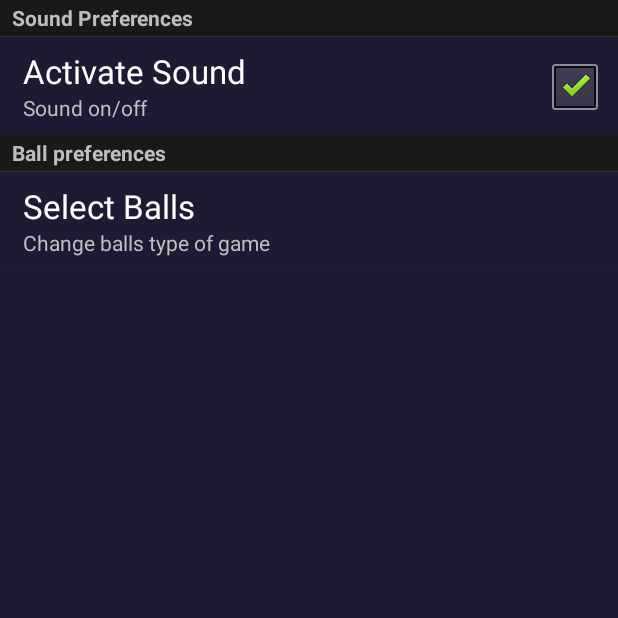
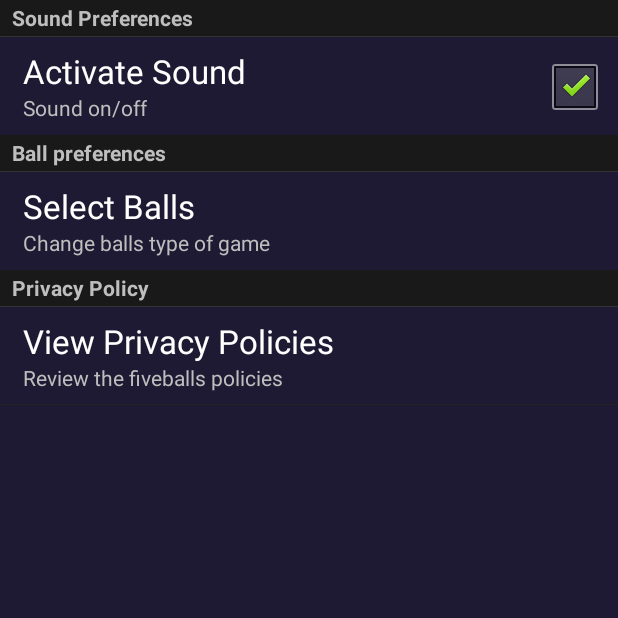
Before and after one commit to plukapps/fiveballs, an Android app: the OptionsActivity screen opened directly, with no data from a screen before it, on a phone screen of 412 x 824 dp, the top half of it. Run offline under Robolectric (Android 15) with nearby library versions, the phone set to English and light mode, and no system bars.

Commit message:
privacy policy

```diff
--- a/app/src/main/java/com/pluk/fiveballs/utils/Navigation.java
+++ b/app/src/main/java/com/pluk/fiveballs/utils/Navigation.java
@@ -20,4 +20,9 @@ public class Navigation {
         }
     }
 
+    public static void goToPrivacyPolices(Activity activity) {
+        Intent goWeb = new Intent(Intent.ACTION_VIEW);
+        goWeb.setData(Uri.parse("https://plukapps.github.io/privacypolicy/fiveballs"));
+        activity.startActivity(goWeb);
+    }
 }
--- a/app/src/main/java/com/pluk/fiveballs/view/OptionsActivity.java
+++ b/app/src/main/java/com/pluk/fiveballs/view/OptionsActivity.java
@@ -9,6 +9,7 @@ import android.preference.PreferenceManager;
 import android.util.Log;
 
 import com.pluk.fiveballs.R;
+import com.pluk.fiveballs.utils.Navigation;
 
 public class OptionsActivity extends PreferenceActivity {
 
@@ -24,6 +25,17 @@ public class OptionsActivity extends PreferenceActivity {
 	    String soundPreferenceKey = SOUND_ENABLED_PREFERENCE_KEY;
 	    Preference soundPref = findPreference(soundPreferenceKey);
 	    soundPref.setOnPreferenceClickListener(onPreferenceClickListener());
+
+		Preference prefPolicies = findPreference("policies");
+		prefPolicies.setOnPreferenceClickListener(new OnPreferenceClickListener() {
+			@Override
+			public boolean onPreferenceClick(Preference preference) {
+				Navigation.goToPrivacyPolices(OptionsActivity.this);
+				return true;
+			}
+		});
+
+
 	}
 
 	private OnPreferenceClickListener onPreferenceClickListener() {
--- a/app/src/main/res/values/strings.xml
+++ b/app/src/main/res/values/strings.xml
@@ -1,9 +1,9 @@
 <?xml version="1.0" encoding="utf-8" standalone="no"?>
 <resources xmlns:tools="http://schemas.android.com/tools" tools:ignore="MissingTranslation">
 
-	<string name="app_name">FiveBalls</string>
+	<string name="app_name" translatable="false">FiveBalls</string>
 
-	<string name="fb_name">FiveBalls</string>
+	<string name="fb_name" translatable="false">FiveBalls</string>
 	<string name="fb_version_name">2.0.3</string>
 	<string name="fb_company_rights">&#174; Mautibla 2012</string>
     <string name="fb_website_url">http://fiveballs.androiduy.com</string>
@@ -53,6 +53,9 @@
     <string name="fb_pref_ball_balls_type_balls">Balls</string>
     <string name="fb_pref_ball_balls_type_shapes">Shapes</string>
     <string name="fb_pref_ball_balls_type_stars">Stars</string>
+	<string name="fb_pref_privacy_policy_title">Privacy Policy</string>
+	<string name="fb_pref_privacy_policy_action">View Privacy Policies</string>
+	<string name="fb_pref_privacy_policy_desc">Review the fiveballs policies</string>
 
 	<string name="fb_menu_new_game">Game</string>
 	<string name="fb_menu_options">Options</string>
--- a/app/src/main/res/xml/preferences.xml
+++ b/app/src/main/res/xml/preferences.xml
@@ -24,4 +24,13 @@
 		</ListPreference>
 	</PreferenceCategory>
 
+	<!-- ==== Images Balls ==== -->
+	<PreferenceCategory android:title="@string/fb_pref_privacy_policy_title">
+		<Preference
+			android:key="policies"
+			android:title="@string/fb_pref_privacy_policy_action"
+			android:summary="@string/fb_pref_privacy_policy_desc">
+		</Preference>
+	</PreferenceCategory>
+
 </PreferenceScreen>
```
Also changed, not shown: 13 other files.
